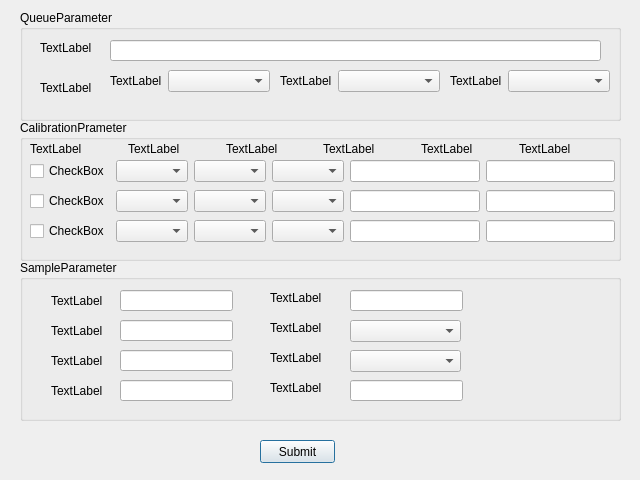
zjw939057120/qt, file queuesettingdialog.ui: the form before one commit.
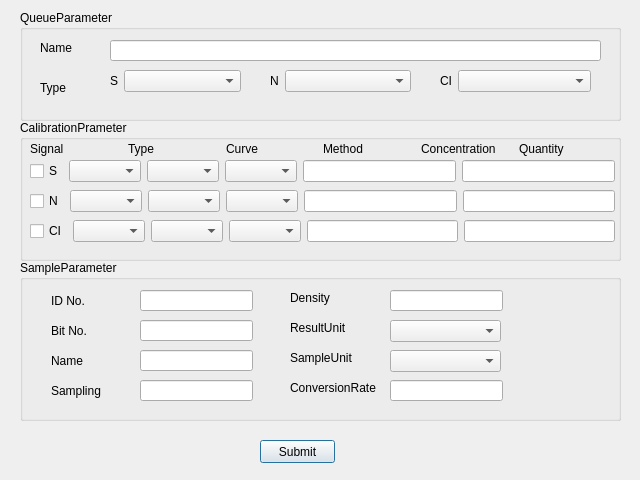
The form after the commit.

Diff of the .ui file:
```diff
--- a/queuesettingdialog.ui
+++ b/queuesettingdialog.ui
@@ -35,7 +35,7 @@
      </rect>
     </property>
     <property name="text">
-     <string>TextLabel</string>
+     <string>Name</string>
     </property>
    </widget>
    <widget class="QLabel" name="label_2">
@@ -48,7 +48,7 @@
      </rect>
     </property>
     <property name="text">
-     <string>TextLabel</string>
+     <string>Type</string>
     </property>
    </widget>
    <widget class="QLineEdit" name="lineEdit">
@@ -66,7 +66,7 @@
      <rect>
       <x>90</x>
       <y>60</y>
-      <width>160</width>
+      <width>131</width>
       <height>31</height>
      </rect>
     </property>
@@ -74,7 +74,7 @@
      <item row="0" column="0">
       <widget class="QLabel" name="label_3">
        <property name="text">
-        <string>TextLabel</string>
+        <string>S</string>
        </property>
       </widget>
      </item>
@@ -86,9 +86,9 @@
    <widget class="QWidget" name="formLayoutWidget_2">
     <property name="geometry">
      <rect>
-      <x>260</x>
+      <x>250</x>
       <y>60</y>
-      <width>160</width>
+      <width>141</width>
       <height>31</height>
      </rect>
     </property>
@@ -96,7 +96,7 @@
      <item row="0" column="0">
       <widget class="QLabel" name="label_4">
        <property name="text">
-        <string>TextLabel</string>
+        <string>N</string>
        </property>
       </widget>
      </item>
@@ -108,9 +108,9 @@
    <widget class="QWidget" name="formLayoutWidget_3">
     <property name="geometry">
      <rect>
-      <x>430</x>
+      <x>420</x>
       <y>60</y>
-      <width>160</width>
+      <width>151</width>
       <height>31</height>
      </rect>
     </property>
@@ -118,7 +118,7 @@
      <item row="0" column="0">
       <widget class="QLabel" name="label_5">
        <property name="text">
-        <string>TextLabel</string>
+        <string>CI</string>
        </property>
       </widget>
      </item>
@@ -153,7 +153,7 @@
      <item>
       <widget class="QCheckBox" name="checkBox_2">
        <property name="text">
-        <string>CheckBox</string>
+        <string>N</string>
        </property>
       </widget>
      </item>
@@ -187,7 +187,7 @@
      <item>
       <widget class="QCheckBox" name="checkBox_3">
        <property name="text">
-        <string>CheckBox</string>
+        <string>CI</string>
        </property>
       </widget>
      </item>
@@ -221,42 +221,42 @@
      <item>
       <widget class="QLabel" name="label_6">
        <property name="text">
-        <string>TextLabel</string>
+        <string>Signal</string>
        </property>
       </widget>
      </item>
      <item>
       <widget class="QLabel" name="label_7">
        <property name="text">
-        <string>TextLabel</string>
+        <string>Type</string>
        </property>
       </widget>
      </item>
      <item>
       <widget class="QLabel" name="label_8">
        <property name="text">
-        <string>TextLabel</string>
+        <string>Curve</string>
        </property>
       </widget>
      </item>
      <item>
       <widget class="QLabel" name="label_9">
        <property name="text">
-        <string>TextLabel</string>
+        <string>Method</string>
        </property>
       </widget>
      </item>
      <item>
       <widget class="QLabel" name="label_10">
        <property name="text">
-        <string>TextLabel</string>
+        <string>Concentration</string>
        </property>
       </widget>
      </item>
      <item>
       <widget class="QLabel" name="label_11">
        <property name="text">
-        <string>TextLabel</string>
+        <string>Quantity</string>
        </property>
       </widget>
      </item>
@@ -275,7 +275,7 @@
      <item>
       <widget class="QCheckBox" name="checkBox">
        <property name="text">
-        <string>CheckBox</string>
+        <string>S</string>
        </property>
       </widget>
      </item>
@@ -314,18 +314,18 @@
      <rect>
       <x>31</x>
       <y>30</y>
-      <width>53</width>
+      <width>91</width>
       <height>21</height>
      </rect>
     </property>
     <property name="text">
-     <string>TextLabel</string>
+     <string>ID No.</string>
     </property>
    </widget>
    <widget class="QLineEdit" name="lineEdit_8">
     <property name="geometry">
      <rect>
-      <x>100</x>
+      <x>120</x>
       <y>30</y>
       <width>113</width>
       <height>21</height>
@@ -335,20 +335,20 @@
    <widget class="QLabel" name="label_13">
     <property name="geometry">
      <rect>
-      <x>250</x>
+      <x>270</x>
       <y>30</y>
-      <width>53</width>
-      <height>15</height>
+      <width>101</width>
+      <height>16</height>
      </rect>
     </property>
     <property name="text">
-     <string>TextLabel</string>
+     <string>Density</string>
     </property>
    </widget>
    <widget class="QLineEdit" name="lineEdit_9">
     <property name="geometry">
      <rect>
-      <x>330</x>
+      <x>370</x>
       <y>30</y>
       <width>113</width>
       <height>21</height>
@@ -358,14 +358,14 @@
    <widget class="QLabel" name="label_14">
     <property name="geometry">
      <rect>
-      <x>250</x>
+      <x>270</x>
       <y>60</y>
-      <width>53</width>
-      <height>15</height>
+      <width>101</width>
+      <height>16</height>
      </rect>
     </property>
     <property name="text">
-     <string>TextLabel</string>
+     <string>ResultUnit</string>
     </property>
    </widget>
    <widget class="QLabel" name="label_15">
@@ -373,18 +373,18 @@
      <rect>
       <x>31</x>
       <y>60</y>
-      <width>53</width>
+      <width>91</width>
       <height>21</height>
      </rect>
     </property>
     <property name="text">
-     <string>TextLabel</string>
+     <string>Bit No.</string>
     </property>
    </widget>
    <widget class="QLineEdit" name="lineEdit_11">
     <property name="geometry">
      <rect>
-      <x>100</x>
+      <x>120</x>
       <y>60</y>
       <width>113</width>
       <height>21</height>
@@ -394,14 +394,14 @@
    <widget class="QLabel" name="label_16">
     <property name="geometry">
      <rect>
-      <x>250</x>
+      <x>270</x>
       <y>90</y>
-      <width>53</width>
-      <height>15</height>
+      <width>101</width>
+      <height>16</height>
      </rect>
     </property>
     <property name="text">
-     <string>TextLabel</string>
+     <string>SampleUnit</string>
     </property>
    </widget>
    <widget class="QLabel" name="label_17">
@@ -409,18 +409,18 @@
      <rect>
       <x>31</x>
       <y>90</y>
-      <width>53</width>
+      <width>91</width>
       <height>21</height>
      </rect>
     </property>
     <property name="text">
-     <string>TextLabel</string>
+     <string>Name</string>
     </property>
    </widget>
    <widget class="QLineEdit" name="lineEdit_13">
     <property name="geometry">
      <rect>
-      <x>100</x>
+      <x>120</x>
       <y>90</y>
       <width>113</width>
       <height>21</height>
@@ -430,14 +430,14 @@
    <widget class="QLabel" name="label_18">
     <property name="geometry">
      <rect>
-      <x>250</x>
+      <x>270</x>
       <y>120</y>
-      <width>53</width>
-      <height>15</height>
+      <width>101</width>
+      <height>16</height>
      </rect>
     </property>
     <property name="text">
-     <string>TextLabel</string>
+     <string>ConversionRate</string>
     </property>
    </widget>
    <widget class="QLabel" name="label_19">
@@ -445,18 +445,18 @@
      <rect>
       <x>31</x>
       <y>120</y>
-      <width>53</width>
+      <width>91</width>
       <height>21</height>
      </rect>
     </property>
     <property name="text">
-     <string>TextLabel</string>
+     <string>Sampling</string>
     </property>
    </widget>
    <widget class="QLineEdit" name="lineEdit_14">
     <property name="geometry">
      <rect>
-      <x>330</x>
+      <x>370</x>
       <y>120</y>
       <width>113</width>
       <height>21</height>
@@ -466,7 +466,7 @@
    <widget class="QLineEdit" name="lineEdit_15">
     <property name="geometry">
      <rect>
-      <x>100</x>
+      <x>120</x>
       <y>120</y>
       <width>113</width>
       <height>21</height>
@@ -476,7 +476,7 @@
    <widget class="QComboBox" name="comboBox_13">
     <property name="geometry">
      <rect>
-      <x>330</x>
+      <x>370</x>
       <y>60</y>
       <width>111</width>
       <height>22</height>
@@ -486,7 +486,7 @@
    <widget class="QComboBox" name="comboBox_14">
     <property name="geometry">
      <rect>
-      <x>330</x>
+      <x>370</x>
       <y>90</y>
       <width>111</width>
       <height>22</height>
```
Left out of the diff: 76 changed lines with no effect on the pictures.
